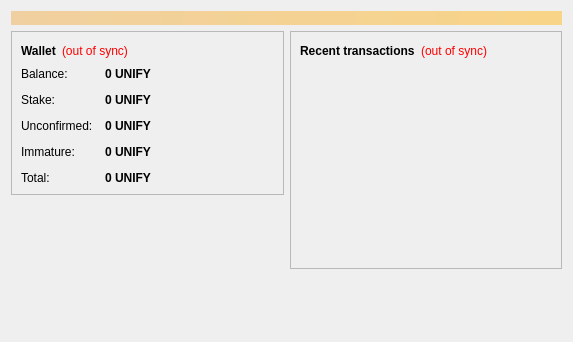
SBDomains/unitest, file src/qt/forms/overviewpage.ui: the form before one commit.
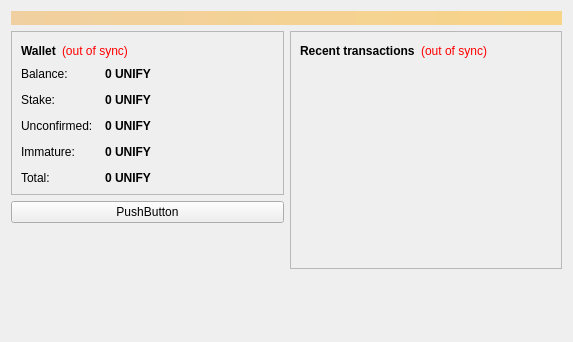
The form after the commit.

The edit to the form file:
```diff
--- a/src/qt/forms/overviewpage.ui
+++ b/src/qt/forms/overviewpage.ui
@@ -244,6 +244,13 @@
          </layout>
         </widget>
        </item>
+       <item>
+        <widget class="QPushButton" name="pushButton">
+         <property name="text">
+          <string>PushButton</string>
+         </property>
+        </widget>
+       </item>
        <item>
         <spacer name="verticalSpacer">
          <property name="orientation">
```
